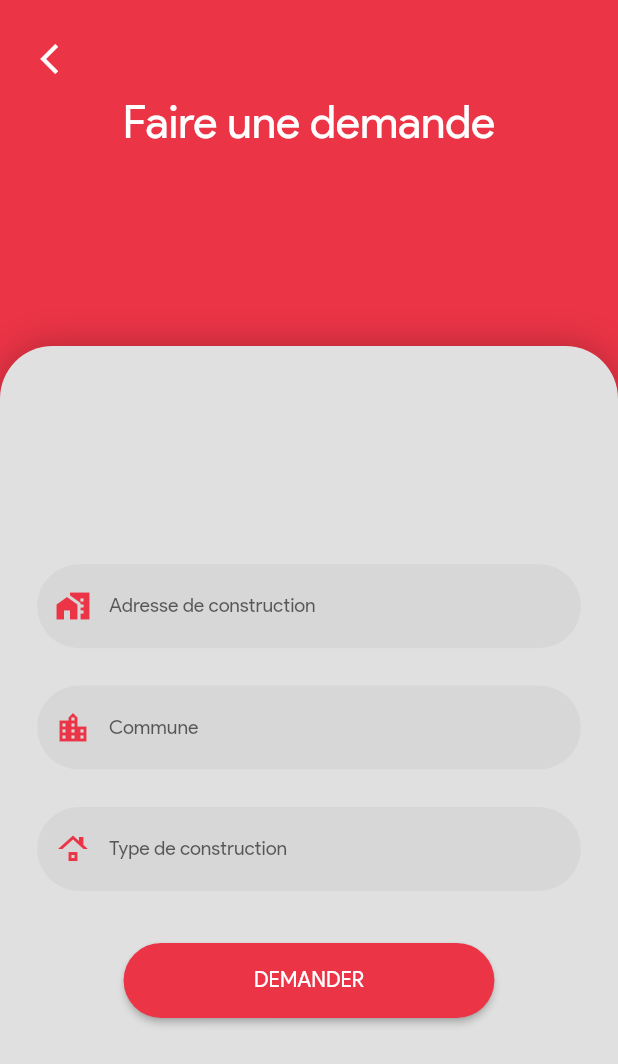
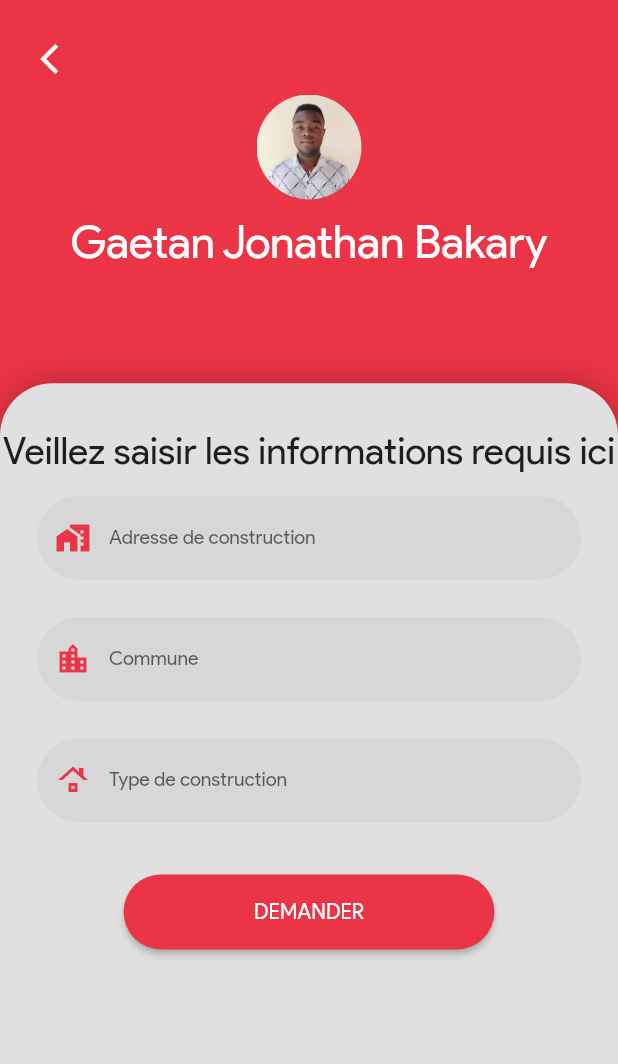
Before and after one commit to iTeam-S/Buildeo, a Flutter app: the FormPage screen opened by its route, on a phone screen of 412 x 824 dp. Shown: the top 1064 px of the screen. Run offline on Flutter 3.47's test engine with Material 2 defaults, Android fonts, the phone set to English and light mode, and no system bars; drawn by our look-alikes of rounded_loading_button; our stand-ins replace dio, file_picker, get, get_storage, shimmer; missing offline and left inert: city_picker_from_map, qr_code_scanner; accounts and stored records are empty.

Commit message:
formulaire ++

```diff
--- a/lib/view/formulaire.dart
+++ b/lib/view/formulaire.dart
@@ -23,11 +23,10 @@ class _FormPageState extends State<FormPage> {
         body: Column(
           children: <Widget>[
             Container(
-                height: Get.height * .25,
+                height: Get.height * .28,
                 color: Color(0xffeb3446),
                 padding: EdgeInsets.all(15),
                 child: Column(
-                  crossAxisAlignment: CrossAxisAlignment.start,
                   children: [
                     Row(
                       mainAxisAlignment: MainAxisAlignment.spaceBetween,
@@ -42,19 +41,33 @@ class _FormPageState extends State<FormPage> {
                             )),
                       ],
                     ),
+                    SizedBox(),
+                    Column(
+                      children: [
                         Center(
-                      child: Text("Faire une demande",
+                          child: CircleAvatar(
+                            radius: 35,
+                            backgroundImage:
+                                ExactAssetImage("assets/images/user.png"),
+                          ),
+                        ),
+                        SizedBox(
+                          height: 10,
+                        ),
+                        Text(
+                          "Gaetan Jonathan Bakary",
                           textAlign: TextAlign.center,
-                          style: TextStyle(fontSize: 30, color: Colors.white)),
+                          style: TextStyle(fontSize: 30, color: Colors.white),
+                        )
+                      ],
                     ),
-                    SizedBox(),
                   ],
                 )),
             SizedBox(
               height: Get.height * 0.03,
             ),
             Container(
-              height: Get.height * .72,
+              height: Get.height * .69,
               decoration: BoxDecoration(
                 color: Colors.grey.shade300,
                 borderRadius: BorderRadius.only(
@@ -65,7 +78,22 @@ class _FormPageState extends State<FormPage> {
                   BoxShadow(blurRadius: 20.0, color: Colors.black26),
                 ],
               ),
-              child: Center(
+              child: Column(
+                // mainAxisAlignment: MainAxisAlignment.center,
+                children: [
+                  SizedBox(
+                    height: 30,
+                  ),
+                  Text(
+                    "Veillez saisir les informations requis ici",
+                    textAlign: TextAlign.center,
+                    style:
+                        TextStyle(fontSize: 25, fontWeight: FontWeight.normal),
+                  ),
+                  SizedBox(
+                    height: 15,
+                  ),
+                  Center(
                     child: SingleChildScrollView(
                       child: Form(
                         key: _formkey,
@@ -73,7 +101,8 @@ class _FormPageState extends State<FormPage> {
                           mainAxisAlignment: MainAxisAlignment.center,
                           children: [
                             Container(
-                            height: MediaQuery.of(context).size.height * 0.08,
+                                height:
+                                    MediaQuery.of(context).size.height * 0.08,
                                 margin: EdgeInsets.symmetric(
                                   horizontal:
                                       MediaQuery.of(context).size.width * 0.06,
@@ -86,12 +115,12 @@ class _FormPageState extends State<FormPage> {
                                     filled: true,
                                     fillColor: Colors.teal[60],
                                     border: OutlineInputBorder(
-                                    borderRadius:
-                                        BorderRadius.all(Radius.circular(90.0)),
+                                        borderRadius: BorderRadius.all(
+                                            Radius.circular(90.0)),
                                         borderSide: BorderSide.none),
                                     focusedBorder: UnderlineInputBorder(
-                                    borderRadius:
-                                        BorderRadius.all(Radius.circular(90.0)),
+                                        borderRadius: BorderRadius.all(
+                                            Radius.circular(90.0)),
                                         borderSide: BorderSide.none),
                                     hintText: ('Adresse de construction'),
                                     prefixIcon: Icon(Icons.maps_home_work,
@@ -102,7 +131,8 @@ class _FormPageState extends State<FormPage> {
                               height: 15,
                             ),
                             Container(
-                            height: MediaQuery.of(context).size.height * 0.08,
+                                height:
+                                    MediaQuery.of(context).size.height * 0.08,
                                 margin: EdgeInsets.symmetric(
                                   horizontal:
                                       MediaQuery.of(context).size.width * 0.06,
@@ -115,12 +145,12 @@ class _FormPageState extends State<FormPage> {
                                     filled: true,
                                     fillColor: Colors.teal[60],
                                     border: OutlineInputBorder(
-                                    borderRadius:
-                                        BorderRadius.all(Radius.circular(90.0)),
+                                        borderRadius: BorderRadius.all(
+                                            Radius.circular(90.0)),
                                         borderSide: BorderSide.none),
                                     focusedBorder: UnderlineInputBorder(
-                                    borderRadius:
-                                        BorderRadius.all(Radius.circular(90.0)),
+                                        borderRadius: BorderRadius.all(
+                                            Radius.circular(90.0)),
                                         borderSide: BorderSide.none),
                                     hintText: ('Commune'),
                                     prefixIcon: Icon(Icons.location_city,
@@ -131,7 +161,8 @@ class _FormPageState extends State<FormPage> {
                               height: 15,
                             ),
                             Container(
-                            height: MediaQuery.of(context).size.height * 0.08,
+                                height:
+                                    MediaQuery.of(context).size.height * 0.08,
                                 margin: EdgeInsets.symmetric(
                                   horizontal:
                                       MediaQuery.of(context).size.width * 0.06,
@@ -144,12 +175,12 @@ class _FormPageState extends State<FormPage> {
                                     filled: true,
                                     fillColor: Colors.teal[60],
                                     border: OutlineInputBorder(
-                                    borderRadius:
-                                        BorderRadius.all(Radius.circular(90.0)),
+                                        borderRadius: BorderRadius.all(
+                                            Radius.circular(90.0)),
                                         borderSide: BorderSide.none),
                                     focusedBorder: UnderlineInputBorder(
-                                    borderRadius:
-                                        BorderRadius.all(Radius.circular(90.0)),
+                                        borderRadius: BorderRadius.all(
+                                            Radius.circular(90.0)),
                                         borderSide: BorderSide.none),
                                     hintText: ('Type de construction'),
                                     prefixIcon: Icon(Icons.roofing,
@@ -171,7 +202,8 @@ class _FormPageState extends State<FormPage> {
                                 valueColor: Colors.white,
                                 borderRadius: 90,
                                 child: Text("DEMANDER",
-                                style: const TextStyle(color: Colors.white)),
+                                    style:
+                                        const TextStyle(color: Colors.white)),
                               ),
                             ),
                           ],
@@ -179,6 +211,8 @@ class _FormPageState extends State<FormPage> {
                       ),
                     ),
                   ),
+                ],
+              ),
             ),
           ],
         ));
--- a/lib/view/home.dart
+++ b/lib/view/home.dart
@@ -162,11 +162,12 @@ class _HomeScreenState extends State<HomeScreen> {
               ],
             ),
             Container(
-              margin: EdgeInsets.only(top: 25, left: 12),
-              child: Text("Centre d'information",
-                style: TextStyle(fontSize: 21, fontWeight: FontWeight.bold, color: Colors.blueGrey)
-              )
-            ),
+                margin: EdgeInsets.only(top: 25, left: 12),
+                child: Text("Centre d'information",
+                    style: TextStyle(
+                        fontSize: 21,
+                        fontWeight: FontWeight.bold,
+                        color: Colors.blueGrey))),
             Card(
               color: Color(0xffedf7fa),
               elevation: 0,
@@ -208,7 +209,10 @@ class _HomeScreenState extends State<HomeScreen> {
             Container(
               margin: EdgeInsets.only(top: 25, left: 12),
               child: Text("Services",
-                  style: TextStyle(fontSize: 21, fontWeight: FontWeight.bold, color: Colors.blueGrey)),
+                  style: TextStyle(
+                      fontSize: 21,
+                      fontWeight: FontWeight.bold,
+                      color: Colors.blueGrey)),
             ),
             Row(children: [
               Card(
@@ -227,10 +231,14 @@ class _HomeScreenState extends State<HomeScreen> {
                     CircleAvatar(
                         radius: 20,
                         backgroundColor: Color(0xffeb3446),
-                        child: Icon(
-                          Icons.edit,
-                          color: Colors.white,
-                        )),
+                        child: IconButton(
+                            onPressed: () {
+                              Get.toNamed('/form');
+                            },
+                            icon: Icon(
+                              Icons.edit,
+                              color: Colors.white,
+                            ))),
                     Container(
                       margin: EdgeInsets.only(top: 8),
                       child: Text(
@@ -306,7 +314,10 @@ class _HomeScreenState extends State<HomeScreen> {
             Container(
               margin: EdgeInsets.only(top: 25, left: 12),
               child: Text("Modèles de lettre",
-                  style: TextStyle(fontSize: 21, fontWeight: FontWeight.bold, color: Colors.blueGrey)),
+                  style: TextStyle(
+                      fontSize: 21,
+                      fontWeight: FontWeight.bold,
+                      color: Colors.blueGrey)),
             ),
             Row(children: [
               Card(
```
Lines whose indentation alone changed are shown as unchanged.
